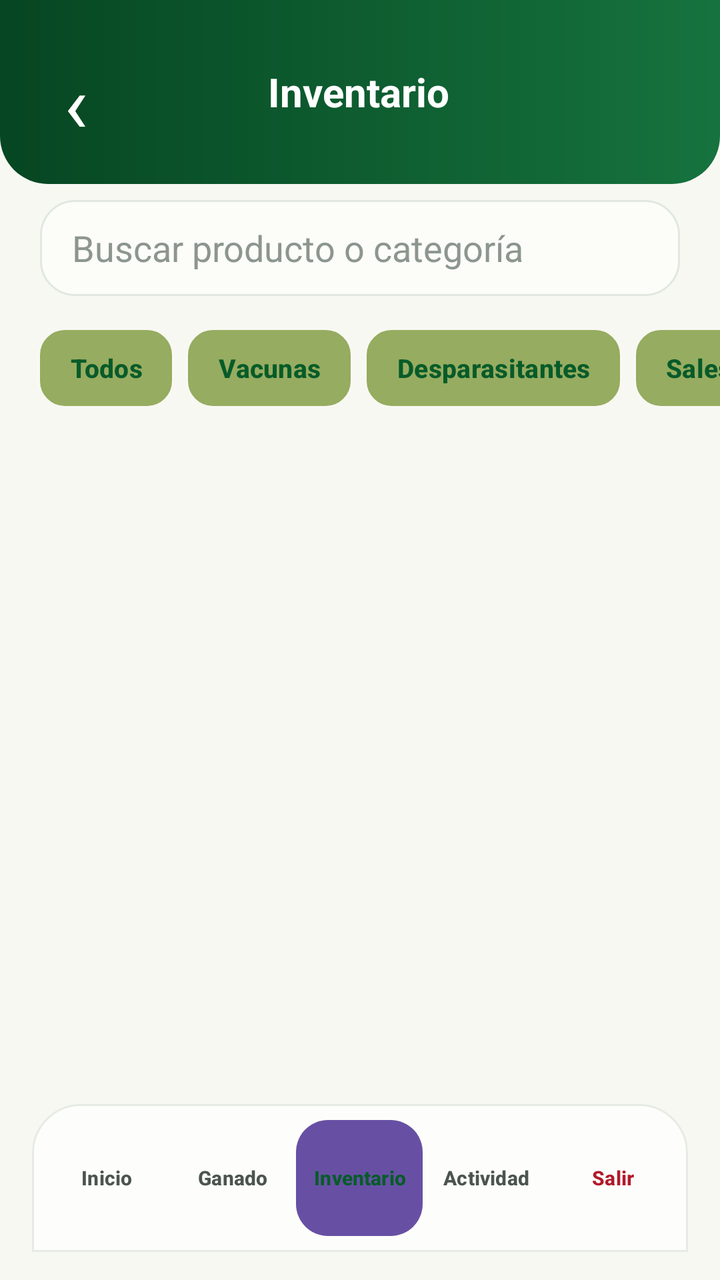
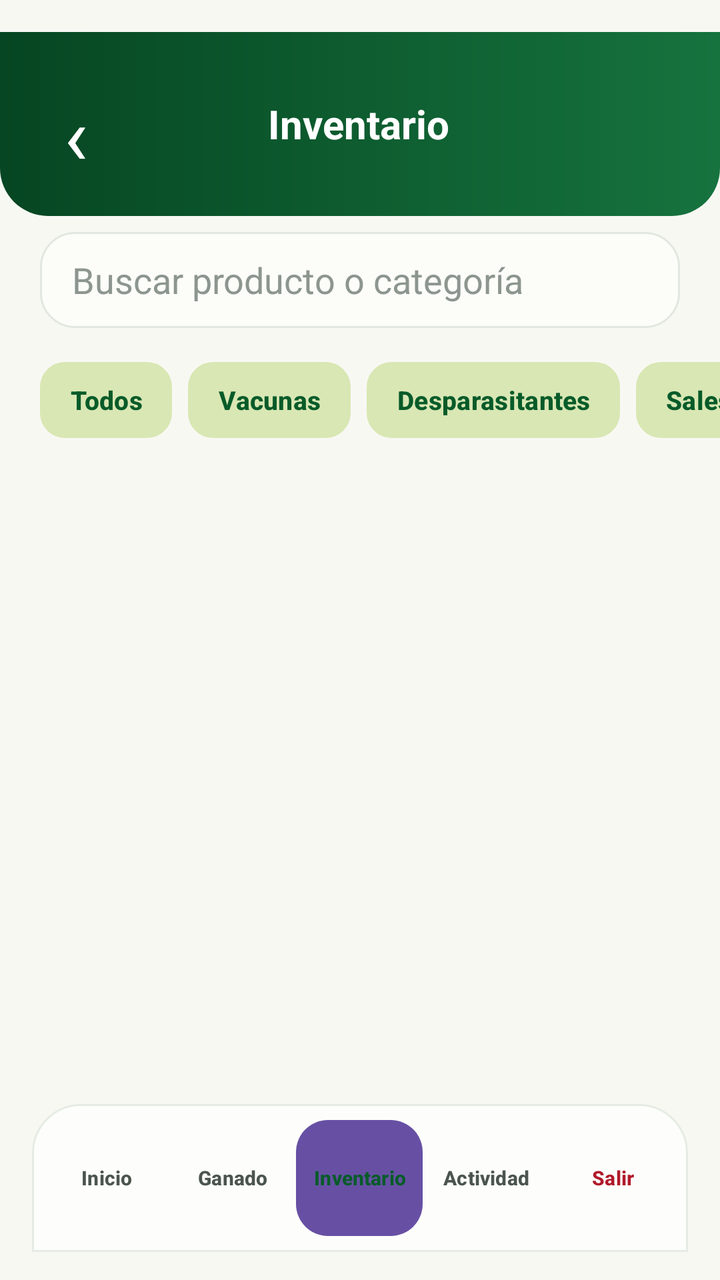

Two renders of the same Android screen: before a commit and after it. Below are the layout's source before the change and the commit's diff.
<!-- AndroidManifest.xml: application theme Theme.Vacuno -->
<!-- res/layout/activity_inventario.xml -->
<?xml version="1.0" encoding="utf-8"?>
<androidx.constraintlayout.widget.ConstraintLayout xmlns:android="http://schemas.android.com/apk/res/android"
    xmlns:app="http://schemas.android.com/apk/res-auto"
    android:layout_width="match_parent" android:layout_height="match_parent" android:background="@color/fondo_premium">

    <LinearLayout android:id="@+id/toolbar_inventario" android:layout_width="0dp" android:layout_height="92dp" android:layout_marginBottom="10dp" android:background="@drawable/bg_top_bar" android:gravity="center_vertical" android:orientation="horizontal" android:paddingStart="16dp" android:paddingEnd="18dp"
        app:layout_constraintBottom_toTopOf="@+id/et_buscar_inventario" app:layout_constraintEnd_toEndOf="parent" app:layout_constraintStart_toStartOf="parent" app:layout_constraintTop_toTopOf="parent">
        <TextView android:id="@+id/btn_volver_inventario" android:layout_width="44dp" android:layout_height="44dp" android:contentDescription="Volver" android:gravity="center" android:text="‹" android:textColor="@color/white" android:textSize="40sp" />
        <TextView android:layout_width="0dp" android:layout_height="wrap_content" android:layout_weight="1" android:gravity="center" android:text="Inventario" android:textColor="@color/white" android:textSize="20sp" android:textStyle="bold" />
        <View android:layout_width="44dp" android:layout_height="44dp" />
    </LinearLayout>

    <EditText android:id="@+id/et_buscar_inventario" android:layout_width="0dp" android:layout_height="48dp" android:layout_marginStart="20dp" android:layout_marginTop="8dp" android:layout_marginEnd="20dp" android:background="@drawable/bg_campo_texto" android:hint="Buscar producto o categoría" android:inputType="text" android:maxLines="1" android:paddingStart="16dp" android:paddingEnd="16dp" android:textColor="@color/texto_principal" android:textColorHint="@color/gris_hint" app:layout_constraintEnd_toEndOf="parent" app:layout_constraintStart_toStartOf="parent" app:layout_constraintTop_toBottomOf="@id/toolbar_inventario" />

    <HorizontalScrollView android:id="@+id/scroll_filtros_inventario" android:layout_width="0dp" android:layout_height="52dp" android:layout_marginTop="10dp" android:scrollbars="none" app:layout_constraintEnd_toEndOf="parent" app:layout_constraintStart_toStartOf="parent" app:layout_constraintTop_toBottomOf="@id/et_buscar_inventario">
        <LinearLayout android:layout_width="wrap_content" android:layout_height="match_parent" android:gravity="center_vertical" android:orientation="horizontal" android:paddingStart="20dp" android:paddingEnd="20dp">

            <com.google.android.material.button.MaterialButton
                android:id="@+id/btn_inventario_todos"
                style="@style/FiltroGanado"
                android:checked="true"
                android:text="Todos"
                app:backgroundTint="#96AC60" />

            <com.google.android.material.button.MaterialButton
                android:id="@+id/btn_vacunas"
                style="@style/FiltroGanado"
                android:text="Vacunas"
                app:backgroundTint="#96AC60" />

            <com.google.android.material.button.MaterialButton
                android:id="@+id/btn_desparasitantes"
                style="@style/FiltroGanado"
                android:text="Desparasitantes"
                app:backgroundTint="#96AC60" />

            <com.google.android.material.button.MaterialButton
                android:id="@+id/btn_sales"
                style="@style/FiltroGanado"
                android:text="Sales"
                app:backgroundTint="#96AC60" />

            <com.google.android.material.button.MaterialButton
                android:id="@+id/btn_alimentos"
                style="@style/FiltroGanado"
                android:text="Alimentos"
                app:backgroundTint="#96AC60" />

            <com.google.android.material.button.MaterialButton
                android:id="@+id/btn_otros"
                style="@style/FiltroGanado"
                android:text="Más"
                app:backgroundTint="#96AC60" />
        </LinearLayout>
    </HorizontalScrollView>

    <TextView android:id="@+id/tv_inventario_vacio" android:layout_width="wrap_content" android:layout_height="wrap_content" android:text="No hay productos que coincidan con la búsqueda." android:textColor="@color/texto_secundario" android:textSize="15sp" android:visibility="gone" app:layout_constraintBottom_toBottomOf="parent" app:layout_constraintEnd_toEndOf="parent" app:layout_constraintStart_toStartOf="parent" app:layout_constraintTop_toBottomOf="@id/scroll_filtros_inventario" />

    <androidx.recyclerview.widget.RecyclerView android:id="@+id/rv_inventario" android:layout_width="0dp" android:layout_height="0dp" android:layout_marginStart="20dp" android:layout_marginTop="14dp" android:layout_marginEnd="20dp" android:clipToPadding="false" android:paddingBottom="18dp" app:layout_constraintBottom_toTopOf="@id/ll_menu_inventario" app:layout_constraintEnd_toEndOf="parent" app:layout_constraintStart_toStartOf="parent" app:layout_constraintTop_toBottomOf="@id/scroll_filtros_inventario" />

    <LinearLayout android:id="@+id/ll_menu_inventario" android:layout_width="0dp" android:layout_height="74dp" android:layout_marginStart="16dp" android:layout_marginEnd="16dp" android:layout_marginBottom="14dp" android:background="@drawable/bg_bottom_nav_premium" android:gravity="center" android:orientation="horizontal" android:padding="6dp" app:layout_constraintBottom_toBottomOf="parent" app:layout_constraintEnd_toEndOf="parent" app:layout_constraintStart_toStartOf="parent">
        <Button android:id="@+id/btn_inicio" style="@style/BotonMenu" android:text="Inicio" />
        <Button android:id="@+id/btn_menu_ganado" style="@style/BotonMenu" android:text="Ganado" />

        <Button
            android:id="@+id/btn_menu_inventario"
            style="@style/BotonMenu"
            android:background="@drawable/bg_nav_item_active"
            android:backgroundTint="#96AC60"
            android:text="Inventario"
            android:textColor="@color/verde_principal" />
        <Button android:id="@+id/btn_menu_actividad" style="@style/BotonMenu" android:text="Actividad" />
        <Button android:id="@+id/btn_cerrar_sesio" style="@style/BotonMenu" android:text="Salir" android:textColor="@color/rojo_alerta" />
    </LinearLayout>
</androidx.constraintlayout.widget.ConstraintLayout>
<!-- resources referenced by this layout -->
<resources>
  <color name="fondo_premium">#F8F8F3</color>
  <color name="gris_hint">#8D968E</color>
  <color name="rojo_alerta">#B1192B</color>
  <color name="texto_principal">#121713</color>
  <color name="texto_secundario">#4B554E</color>
  <color name="verde_principal">#075B29</color>
  <color name="white">#FFFFFFFF</color>
  <!-- drawable bg_bottom_nav_premium (drawable) -->
  <?xml version="1.0" encoding="utf-8"?>
  <shape xmlns:android="http://schemas.android.com/apk/res/android" android:shape="rectangle">
      <solid android:color="#FDFEFB" />
      <stroke android:width="1dp" android:color="#E6ECE4" />
      <corners android:topLeftRadius="24dp" android:topRightRadius="24dp" />
  </shape>
  <!-- drawable bg_campo_texto (drawable) -->
  <?xml version="1.0" encoding="utf-8"?>
  <shape xmlns:android="http://schemas.android.com/apk/res/android">
      <solid android:color="#FCFDF9" />
      <stroke
          android:width="1dp"
          android:color="@color/borde_suave" />
      <corners android:radius="17dp" />
      <padding
          android:bottom="6dp"
          android:left="10dp"
          android:right="10dp"
          android:top="6dp" />
  </shape>
  <!-- drawable bg_nav_item_active (drawable) -->
  <?xml version="1.0" encoding="utf-8"?>
  <shape xmlns:android="http://schemas.android.com/apk/res/android" android:shape="rectangle">
      <solid android:color="@color/verde_botones" />
      <corners android:radius="16dp" />
  </shape>
  <!-- drawable bg_top_bar (drawable) -->
  <?xml version="1.0" encoding="utf-8"?>
  <shape xmlns:android="http://schemas.android.com/apk/res/android" android:shape="rectangle">
      <gradient android:angle="0" android:startColor="#064622" android:endColor="#16733E" />
      <corners android:bottomLeftRadius="24dp" android:bottomRightRadius="24dp" />
  </shape>
  <style name="BotonMenu">
          <item name="android:layout_width">0dp</item>
          <item name="android:layout_height">58dp</item>
          <item name="android:layout_weight">1</item>
          <item name="android:background">@drawable/bg_nav_item</item>
          <item name="android:minWidth">0dp</item>
          <item name="android:paddingStart">2dp</item>
          <item name="android:paddingEnd">2dp</item>
          <item name="android:textAllCaps">false</item>
          <item name="android:textColor">@color/color_nav_text</item>
          <item name="android:textSize">10sp</item>
          <item name="android:textStyle">bold</item>
      </style>
  <style name="Theme.Vacuno" parent="Base.Theme.Vacuno" />
  <color name="borde_suave">#E1E8DF</color>
  <color name="verde_botones">#96AC60</color>
  <!-- drawable bg_nav_item (drawable) -->
  <?xml version="1.0" encoding="utf-8"?>
  <selector xmlns:android="http://schemas.android.com/apk/res/android">
      <item android:state_activated="true"><shape android:shape="rectangle"><solid android:color="@color/verde_botones"/><corners android:radius="16dp"/></shape></item>
      <item><shape android:shape="rectangle"><solid android:color="@android:color/transparent"/><corners android:radius="16dp"/></shape></item>
  </selector>
  <!-- drawable bg_filtro (drawable) -->
  <?xml version="1.0" encoding="utf-8"?>
  <selector xmlns:android="http://schemas.android.com/apk/res/android">
      <item android:state_checked="true"><shape android:shape="rectangle"><solid android:color="@color/verde_botones"/><corners android:radius="12dp"/></shape></item>
      <item><shape android:shape="rectangle"><solid android:color="@color/white"/><corners android:radius="12dp"/><stroke android:width="1dp" android:color="#DCE4DA"/></shape></item>
  </selector>
  <style name="Base.Theme.Vacuno" parent="Theme.Material3.DayNight.NoActionBar">
          
          
      </style>
  <!-- unchanged entries left out for length: 1 -->
</resources>

<!-- the commit's change to res/layout/activity_inventario.xml (unified diff, before → after) -->
@@ -3,11 +3,45 @@
     xmlns:app="http://schemas.android.com/apk/res-auto"
     android:layout_width="match_parent" android:layout_height="match_parent" android:background="@color/fondo_premium">
 
-    <LinearLayout android:id="@+id/toolbar_inventario" android:layout_width="0dp" android:layout_height="92dp" android:layout_marginBottom="10dp" android:background="@drawable/bg_top_bar" android:gravity="center_vertical" android:orientation="horizontal" android:paddingStart="16dp" android:paddingEnd="18dp"
-        app:layout_constraintBottom_toTopOf="@+id/et_buscar_inventario" app:layout_constraintEnd_toEndOf="parent" app:layout_constraintStart_toStartOf="parent" app:layout_constraintTop_toTopOf="parent">
-        <TextView android:id="@+id/btn_volver_inventario" android:layout_width="44dp" android:layout_height="44dp" android:contentDescription="Volver" android:gravity="center" android:text="‹" android:textColor="@color/white" android:textSize="40sp" />
-        <TextView android:layout_width="0dp" android:layout_height="wrap_content" android:layout_weight="1" android:gravity="center" android:text="Inventario" android:textColor="@color/white" android:textSize="20sp" android:textStyle="bold" />
-        <View android:layout_width="44dp" android:layout_height="44dp" />
+    <LinearLayout
+        android:id="@+id/toolbar_inventario"
+        android:layout_width="0dp"
+        android:layout_height="92dp"
+        android:layout_marginTop="16dp"
+        android:layout_marginBottom="10dp"
+        android:background="@drawable/bg_top_bar"
+        android:gravity="center_vertical"
+        android:orientation="horizontal"
+        android:paddingStart="16dp"
+        android:paddingEnd="18dp"
+        app:layout_constraintBottom_toTopOf="@+id/et_buscar_inventario"
+        app:layout_constraintEnd_toEndOf="parent"
+        app:layout_constraintStart_toStartOf="parent"
+        app:layout_constraintTop_toTopOf="parent">
+
+        <TextView
+            android:id="@+id/btn_volver_inventario"
+            android:layout_width="44dp"
+            android:layout_height="44dp"
+            android:contentDescription="Volver"
+            android:gravity="center"
+            android:text="‹"
+            android:textColor="@color/white"
+            android:textSize="40sp" />
+
+        <TextView
+            android:layout_width="0dp"
+            android:layout_height="wrap_content"
+            android:layout_weight="1"
+            android:gravity="center"
+            android:text="Inventario"
+            android:textColor="@color/white"
+            android:textSize="20sp"
+            android:textStyle="bold" />
+
+        <View
+            android:layout_width="44dp"
+            android:layout_height="44dp" />
     </LinearLayout>
 
     <EditText android:id="@+id/et_buscar_inventario" android:layout_width="0dp" android:layout_height="48dp" android:layout_marginStart="20dp" android:layout_marginTop="8dp" android:layout_marginEnd="20dp" android:background="@drawable/bg_campo_texto" android:hint="Buscar producto o categoría" android:inputType="text" android:maxLines="1" android:paddingStart="16dp" android:paddingEnd="16dp" android:textColor="@color/texto_principal" android:textColorHint="@color/gris_hint" app:layout_constraintEnd_toEndOf="parent" app:layout_constraintStart_toStartOf="parent" app:layout_constraintTop_toBottomOf="@id/toolbar_inventario" />
@@ -20,37 +54,37 @@
                 style="@style/FiltroGanado"
                 android:checked="true"
                 android:text="Todos"
-                app:backgroundTint="#96AC60" />
+                app:backgroundTint="#D9E7B4" />
 
             <com.google.android.material.button.MaterialButton
                 android:id="@+id/btn_vacunas"
                 style="@style/FiltroGanado"
                 android:text="Vacunas"
-                app:backgroundTint="#96AC60" />
+                app:backgroundTint="#D9E7B4" />
 
             <com.google.android.material.button.MaterialButton
                 android:id="@+id/btn_desparasitantes"
                 style="@style/FiltroGanado"
                 android:text="Desparasitantes"
-                app:backgroundTint="#96AC60" />
+                app:backgroundTint="#D9E7B4" />
 
             <com.google.android.material.button.MaterialButton
                 android:id="@+id/btn_sales"
                 style="@style/FiltroGanado"
                 android:text="Sales"
-                app:backgroundTint="#96AC60" />
+                app:backgroundTint="#D9E7B4" />
 
             <com.google.android.material.button.MaterialButton
                 android:id="@+id/btn_alimentos"
                 style="@style/FiltroGanado"
                 android:text="Alimentos"
-                app:backgroundTint="#96AC60" />
+                app:backgroundTint="#D9E7B4" />
 
             <com.google.android.material.button.MaterialButton
                 android:id="@+id/btn_otros"
                 style="@style/FiltroGanado"
                 android:text="Más"
-                app:backgroundTint="#96AC60" />
+                app:backgroundTint="#D9E7B4" />
         </LinearLayout>
     </HorizontalScrollView>
 
